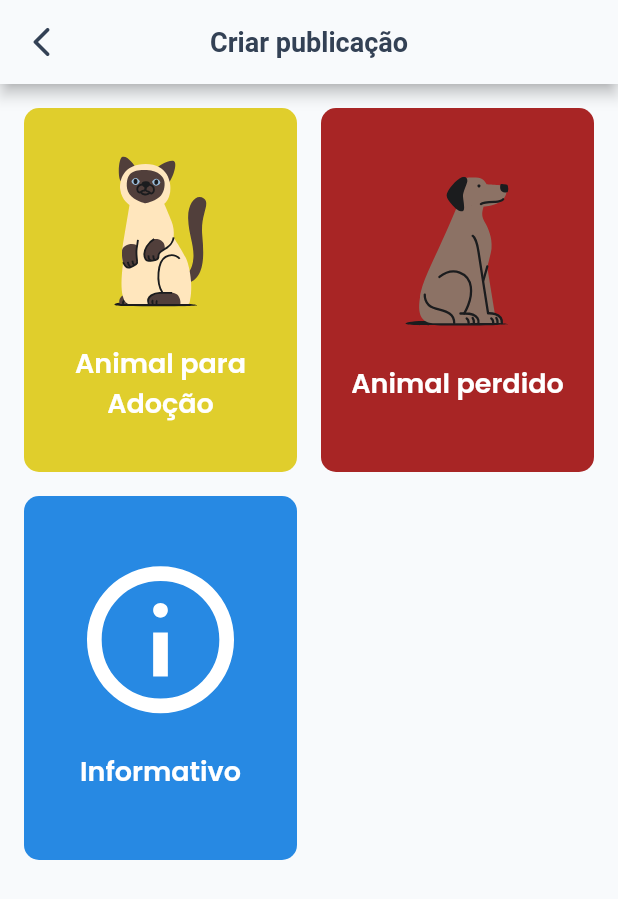
After one commit to Yurinabaia/adote_me, a Flutter app: the SelectPublicationScreen screen opened by its route, on a phone screen of 412 x 824 dp. The commit adds this screen. Shown: the top 899 px of the screen. Run offline on Flutter 3.47's test engine with Material 2 defaults, Android fonts, the phone set to English and light mode, and no system bars; our stand-ins replace carousel_slider, cloud_firestore, device_preview, file_picker, firebase_auth, firebase_core and 5 more; missing offline and left inert: flutter_facebook_auth; accounts and stored records are empty.

Commit message:
Implementação da interface para selecionar publicação

```diff
--- a/lib/main.dart
+++ b/lib/main.dart
@@ -1,10 +1,12 @@
 import 'package:adoteme/providers.dart';
+import 'package:adoteme/ui/screens/create_publication/select_publication_screen.dart';
 import 'package:adoteme/ui/screens/create_publication/steps_create_publication.dart';
 import 'package:adoteme/ui/screens/login_screen.dart';
 import 'package:adoteme/ui/screens/user_profile_screen.dart';
 import 'package:adoteme/utils/theme_data.dart';
 import 'package:adoteme/ui/screens/first_access_screen.dart';
 import 'package:adoteme/ui/screens/splash_screen.dart';
+import 'package:device_preview/device_preview.dart';
 import 'package:firebase_core/firebase_core.dart';
 import 'package:flutter/material.dart';
 import 'package:provider/provider.dart';
@@ -12,8 +14,16 @@ import 'package:provider/provider.dart';
 void main() {
   WidgetsFlutterBinding.ensureInitialized();
   Firebase.initializeApp();
-  // runApp(DevicePreview(builder: (_) => const MyApp()));
-  runApp(MultiProvider(providers: providers, child: const MyApp()));
+  runApp(
+    DevicePreview(
+      enabled: false,
+      builder: (_) => MultiProvider(
+        providers: providers,
+        child: const MyApp(),
+      ),
+    ),
+  );
+  // runApp(MultiProvider(providers: providers, child: const MyApp()));
 }
 
 class MyApp extends StatelessWidget {
@@ -30,8 +40,8 @@ class MyApp extends StatelessWidget {
         FirstAccessScreen.routeName: (context) => const FirstAccessScreen(),
         Login.routeName: (context) => const Login(),
         UserProfileScreen.routeName: (context) => const UserProfileScreen(),
-        StepsCreatePublicationScreen.routeName: (context) =>
-            const StepsCreatePublicationScreen(),
+        StepsCreatePublicationScreen.routeName: (context) => const StepsCreatePublicationScreen(),
+        SelectPublicationScreen.routeName: (context) => const SelectPublicationScreen(),
       },
     );
   }
--- a/lib/ui/components/drawer_component.dart
+++ b/lib/ui/components/drawer_component.dart
@@ -4,7 +4,6 @@ import 'package:adoteme/ui/components/texts/body_text_component.dart';
 import 'package:adoteme/ui/components/texts/label_text_component.dart';
 import 'package:adoteme/ui/screens/login_screen.dart';
 import 'package:flutter/material.dart';
-import 'package:google_sign_in/google_sign_in.dart';
 import 'package:provider/provider.dart';
 
 // ignore: must_be_immutable
--- /dev/null
+++ b/lib/ui/screens/create_publication/components/publication_card_component.dart
@@ -0,0 +1,54 @@
+import 'package:flutter/material.dart';
+import 'package:flutter_svg/flutter_svg.dart';
+
+class PublicationCardComponent extends StatelessWidget {
+  final String title;
+  final String image;
+  final Color color;
+  final String route;
+
+  const PublicationCardComponent({
+    Key? key,
+    required this.title,
+    required this.image,
+    required this.color,
+    required this.route,
+  }) : super(key: key);
+
+  @override
+  Widget build(BuildContext context) {
+    return TextButton(
+      style: TextButton.styleFrom(
+        padding: const EdgeInsets.all(16),
+        backgroundColor: color,
+        shape: RoundedRectangleBorder(
+          borderRadius: BorderRadius.circular(10),
+        ),
+      ),
+      onPressed: () {
+        Navigator.of(context).pushNamed(route);
+      },
+      child: Column(
+        mainAxisAlignment: MainAxisAlignment.center,
+        children: <Widget>[
+          SvgPicture.asset(
+            'assets/images/$image.svg',
+            height: 100,
+          ),
+          const SizedBox(
+            height: 24,
+          ),
+          Text(
+            title,
+            style: const TextStyle(
+              color: Colors.white,
+              fontSize: 18,
+              fontWeight: FontWeight.w600,
+            ),
+            textAlign: TextAlign.center,
+          ),
+        ],
+      ),
+    );
+  }
+}
--- /dev/null
+++ b/lib/ui/screens/create_publication/select_publication_screen.dart
@@ -0,0 +1,49 @@
+import 'package:adoteme/ui/components/appbars/appbar_to_back_component.dart';
+import 'package:adoteme/ui/screens/create_publication/components/publication_card_component.dart';
+import 'package:flutter/material.dart';
+
+class SelectPublicationScreen extends StatelessWidget {
+  const SelectPublicationScreen({Key? key}) : super(key: key);
+
+  static const routeName = "/select_publication";
+
+  @override
+  Widget build(BuildContext context) {
+    return Scaffold(
+      appBar: const AppBarToBackComponent(),
+      body: Padding(
+        padding: const EdgeInsets.all(16.0),
+        child: GridView(
+          gridDelegate: const SliverGridDelegateWithMaxCrossAxisExtent(
+            maxCrossAxisExtent: 200,
+            childAspectRatio: .75,
+            crossAxisSpacing: 16,
+            mainAxisSpacing: 16,
+          ),
+          children: const <Widget>[
+            PublicationCardComponent(
+              title: 'Animal para Adoção',
+              image: 'cat',
+              color: Color(0xffE0CE2C),
+              route: '/steps_create_publication',
+            ),
+            PublicationCardComponent(
+              title: 'Animal perdido',
+              image: 'dog',
+              color: Color(0xffA82525),
+              // TODO: Implementar ação para publicação de animal perdido
+              route: '',
+            ),
+            PublicationCardComponent(
+              title: 'Informativo',
+              image: 'info',
+              color: Color(0xff2789E3),
+              // TODO: Implementar rota para tela de criação de publicação de informativo
+              route: '',
+            ),
+          ],
+        ),
+      ),
+    );
+  }
+}
--- a/lib/ui/screens/login_screen.dart
+++ b/lib/ui/screens/login_screen.dart
@@ -49,7 +49,7 @@ class _LoginState extends State<Login> {
                     children: const <Widget>[
                       TitleThreeComponent(text: "Seja bem-vindo(a)"),
                       Text(
-                        "Com nosso aplicativo voçê fará a vida de nossos amigos peludos mais felizes.",
+                    "Com nosso aplicativo você fará a vida de nossos amigos peludos mais feliz.",
                         textAlign: TextAlign.center,
                         style: TextStyle(
                           fontSize: 18,
@@ -77,7 +77,7 @@ class _LoginState extends State<Login> {
                           if (auth.idFirebase().isNotEmpty) {
                             // ignore: use_build_context_synchronously
                             Navigator.pushReplacementNamed(
-                                context, '/user_profile');
+                                context, '/select_publication');
                           }
                         } catch (e) {
                           if (e is FirebaseAuthException) {}
```
Also changed, not shown: assets/images/cat.svg (added), assets/images/dog.svg (added), assets/images/info.svg (added).
